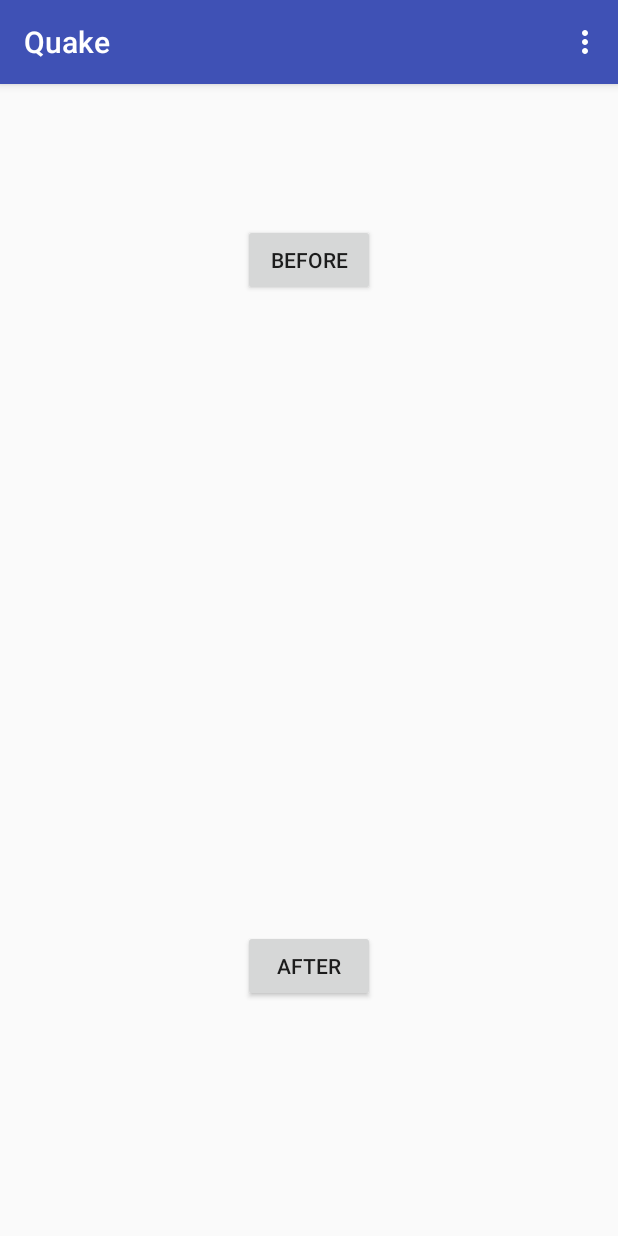
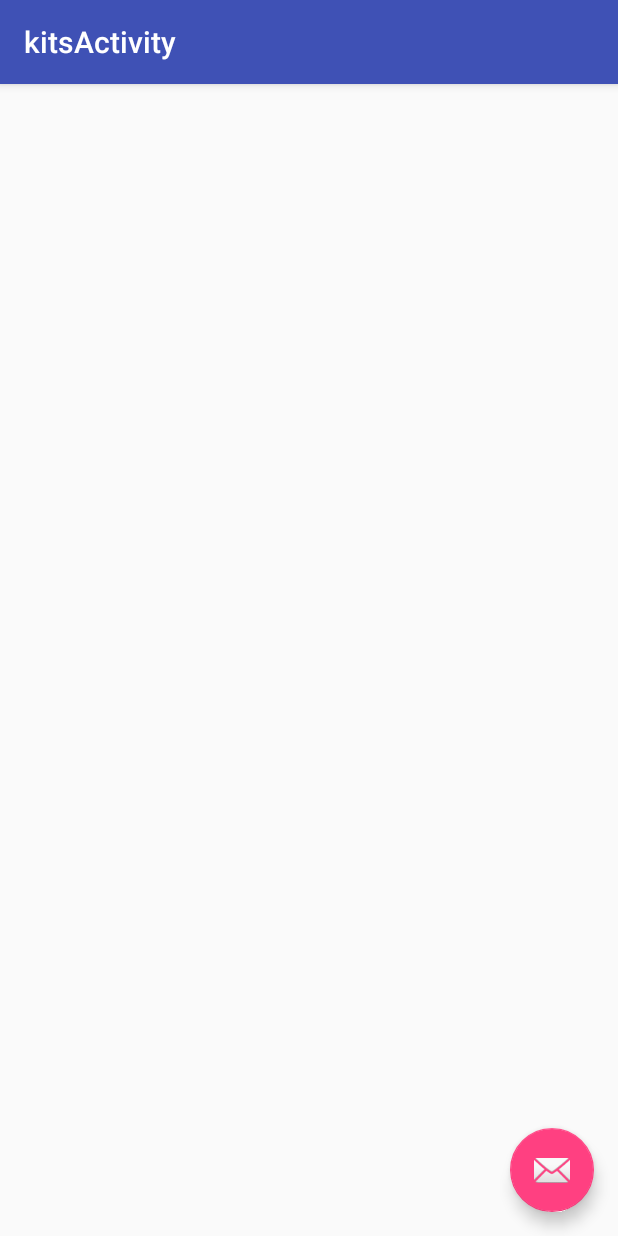
Before and after one commit to krashanoff/quake, an Android app: the screen it shows after launch (MainActivity before the commit, kitsActivity after it), after a tap on "AFTER", on a phone screen of 412 x 824 dp. Run offline under Robolectric (Android 15) with nearby library versions, the phone set to English and light mode, and no system bars.

Commit message:
Resolve errors in MainActivity.java and create framework for all pages

```diff
--- a/app/src/main/java/org/dhsdevelopers/quake/MainActivity.java
+++ b/app/src/main/java/org/dhsdevelopers/quake/MainActivity.java
@@ -57,7 +57,7 @@
 
         after.setOnClickListener(new View.OnClickListener() {
             public void onClick(View v) {
-                Intent intent = new Intent(MainActivity.this, Shelters.class);
+                Intent intent = new Intent(MainActivity.this, sheltersActivity.class);
                 startActivity(intent);
             }
         });
@@ -67,7 +67,7 @@
 
         after.setOnClickListener(new View.OnClickListener() {
             public void onClick(View v) {
-                Intent intent = new Intent(MainActivity.this, Kits.class);
+                Intent intent = new Intent(MainActivity.this, kitsActivity.class);
                 startActivity(intent);
             }
         });
--- /dev/null
+++ b/app/src/main/java/org/dhsdevelopers/quake/kitsActivity.java
@@ -0,0 +1,29 @@
+package org.dhsdevelopers.quake;
+
+import android.os.Bundle;
+import android.support.design.widget.FloatingActionButton;
+import android.support.design.widget.Snackbar;
+import android.support.v7.app.AppCompatActivity;
+import android.support.v7.widget.Toolbar;
+import android.view.View;
+
+public class kitsActivity extends AppCompatActivity {
+
+    @Override
+    protected void onCreate(Bundle savedInstanceState) {
+        super.onCreate(savedInstanceState);
+        setContentView(R.layout.activity_kits);
+        Toolbar toolbar = (Toolbar) findViewById(R.id.toolbar);
+        setSupportActionBar(toolbar);
+
+        FloatingActionButton fab = (FloatingActionButton) findViewById(R.id.fab);
+        fab.setOnClickListener(new View.OnClickListener() {
+            @Override
+            public void onClick(View view) {
+                Snackbar.make(view, "Replace with your own action", Snackbar.LENGTH_LONG)
+                        .setAction("Action", null).show();
+            }
+        });
+    }
+
+}
--- /dev/null
+++ b/app/src/main/res/layout/activity_kits.xml
@@ -0,0 +1,34 @@
+<?xml version="1.0" encoding="utf-8"?>
+<android.support.design.widget.CoordinatorLayout xmlns:android="http://schemas.android.com/apk/res/android"
+    xmlns:app="http://schemas.android.com/apk/res-auto"
+    xmlns:tools="http://schemas.android.com/tools"
+    android:layout_width="match_parent"
+    android:layout_height="match_parent"
+    android:fitsSystemWindows="true"
+    tools:context="org.dhsdevelopers.quake.kitsActivity">
+
+    <android.support.design.widget.AppBarLayout
+        android:layout_width="match_parent"
+        android:layout_height="wrap_content"
+        android:theme="@style/AppTheme.AppBarOverlay">
+
+        <android.support.v7.widget.Toolbar
+            android:id="@+id/toolbar"
+            android:layout_width="match_parent"
+            android:layout_height="?attr/actionBarSize"
+            android:background="?attr/colorPrimary"
+            app:popupTheme="@style/AppTheme.PopupOverlay" />
+
+    </android.support.design.widget.AppBarLayout>
+
+    <include layout="@layout/content_kits" />
+
+    <android.support.design.widget.FloatingActionButton
+        android:id="@+id/fab"
+        android:layout_width="wrap_content"
+        android:layout_height="wrap_content"
+        android:layout_gravity="bottom|end"
+        android:layout_margin="@dimen/fab_margin"
+        android:src="@android:drawable/ic_dialog_email" />
+
+</android.support.design.widget.CoordinatorLayout>
--- /dev/null
+++ b/app/src/main/res/layout/content_kits.xml
@@ -0,0 +1,15 @@
+<?xml version="1.0" encoding="utf-8"?>
+<RelativeLayout xmlns:android="http://schemas.android.com/apk/res/android"
+    xmlns:app="http://schemas.android.com/apk/res-auto"
+    xmlns:tools="http://schemas.android.com/tools"
+    android:layout_width="match_parent"
+    android:layout_height="match_parent"
+    android:paddingBottom="@dimen/activity_vertical_margin"
+    android:paddingLeft="@dimen/activity_horizontal_margin"
+    android:paddingRight="@dimen/activity_horizontal_margin"
+    android:paddingTop="@dimen/activity_vertical_margin"
+    app:layout_behavior="@string/appbar_scrolling_view_behavior"
+    tools:context="org.dhsdevelopers.quake.kitsActivity"
+    tools:showIn="@layout/activity_kits">
+
+</RelativeLayout>
--- a/app/src/main/res/values/strings.xml
+++ b/app/src/main/res/values/strings.xml
@@ -6,4 +6,6 @@
     <string name="title_activity_before">beforeActivity</string>
     <string name="title_activity_maps">mapsActivity</string>
     <string name="title_activity_shelters">sheltersActivity</string>
+    <string name="title_activity_after">afterActivity</string>
+    <string name="title_activity_kits">kitsActivity</string>
 </resources>
```
Also changed, not shown: app/src/main/AndroidManifest.xml (+33 -7 lines), app/src/main/java/org/dhsdevelopers/quake/afterActivity.java (added, +29 -0 lines), app/src/main/java/org/dhsdevelopers/quake/beforeActivity.java (added, +29 -0 lines), app/src/main/java/org/dhsdevelopers/quake/mapsActivity.java (added, +29 -0 lines), app/src/main/java/org/dhsdevelopers/quake/sheltersActivity.java (added, +29 -0 lines), app/src/main/res/layout/activity_after.xml (added, +34 -0 lines), app/src/main/res/layout/activity_before.xml (added, +34 -0 lines), app/src/main/res/layout/activity_maps.xml (added, +34 -0 lines), app/src/main/res/layout/activity_shelters.xml (added, +34 -0 lines), app/src/main/res/layout/content_after.xml (added, +15 -0 lines), app/src/main/res/layout/content_before.xml (added, +15 -0 lines), app/src/main/res/layout/content_maps.xml (added, +15 -0 lines), app/src/main/res/layout/content_shelters.xml (added, +15 -0 lines), 3 other files.
